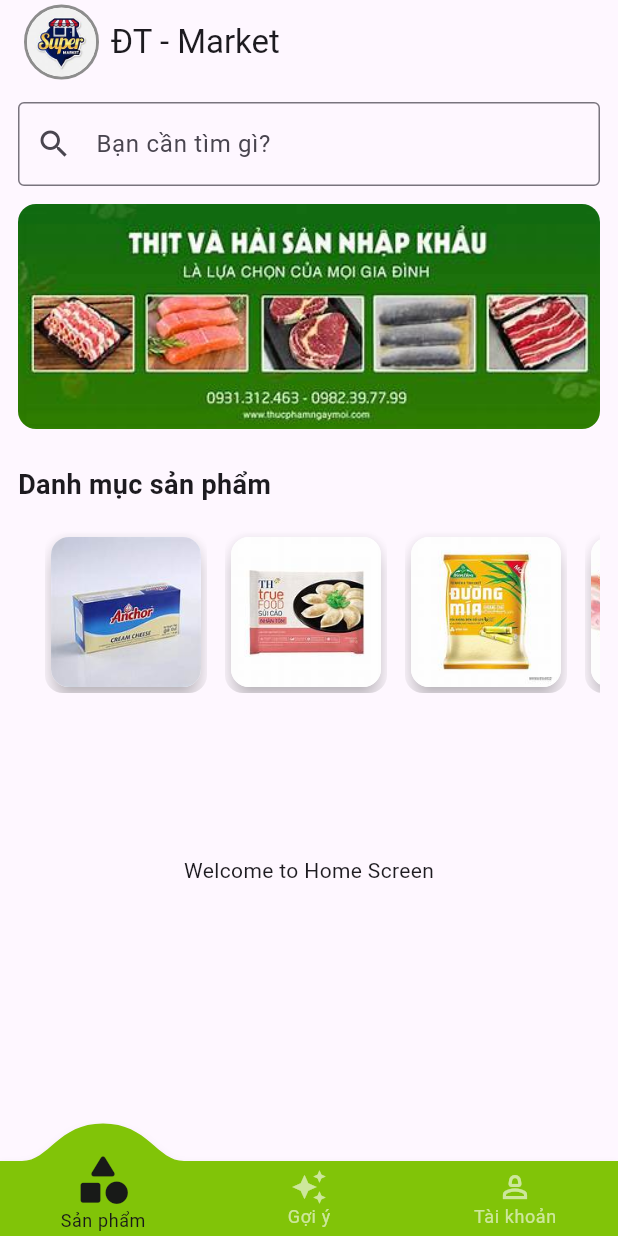
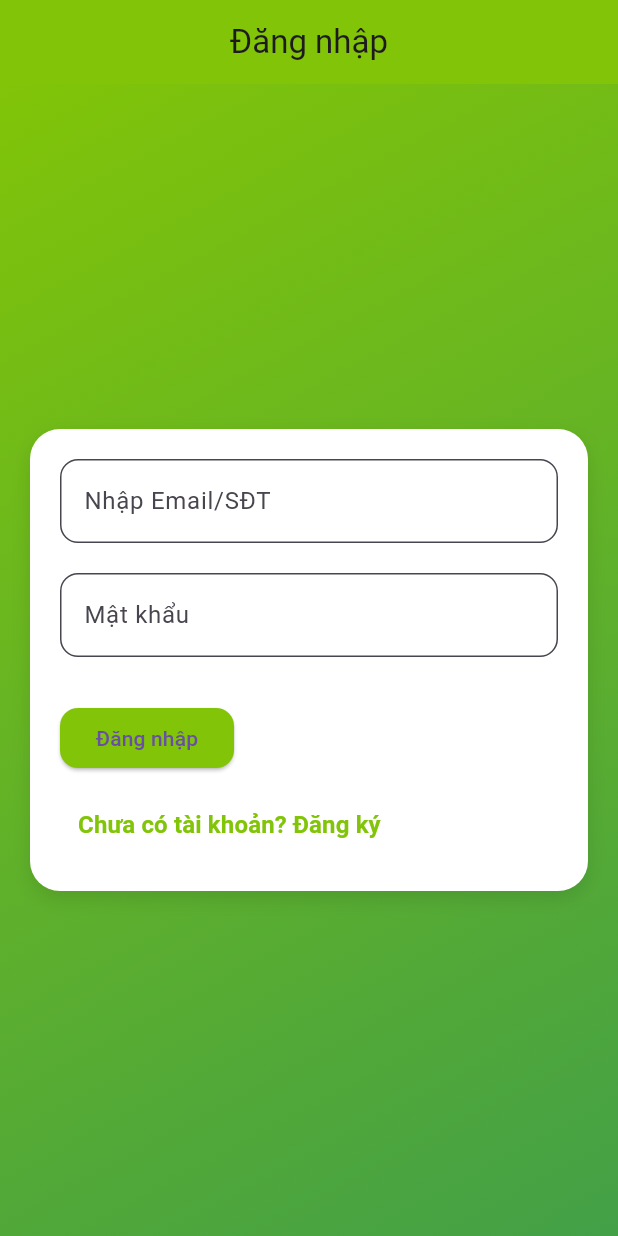
Before and after one commit to Dienhandsome/UI_Flutter, a Flutter app: the screen it shows after launch, on a phone screen of 412 x 824 dp. Run offline on Flutter 3.47's test engine with Material 3 defaults, Android fonts, the phone set to English and light mode, and no system bars; drawn by our look-alikes of convex_bottom_bar.

Commit message:
sap xong

```diff
--- a/real/lib/main.dart
+++ b/real/lib/main.dart
@@ -1,8 +1,8 @@
 // ignore_for_file: prefer_const_constructors
 
 import 'package:flutter/material.dart';
-import 'package:real/screen/custom_bottom_bar.dart';
-
+import 'package:real/screen/DangNhap.dart';
+import 'package:real/screen/dangky.dart';
 
 void main() {
   runApp(const MainApp());
@@ -13,10 +13,9 @@ class MainApp extends StatelessWidget {
 
   @override
   Widget build(BuildContext context) {
-    return  MaterialApp(
+    return MaterialApp(
       debugShowCheckedModeBanner: false,
-      home: CustomBottomBar(
-      ),
+      home: SignIn(),
     );
   }
 }
--- a/real/lib/screen/custom_bottom_bar.dart
+++ b/real/lib/screen/custom_bottom_bar.dart
@@ -2,6 +2,7 @@
 
 import 'package:flutter/material.dart';
 import 'package:convex_bottom_bar/convex_bottom_bar.dart';
+import 'package:real/screen/DangNhap.dart';
 import 'package:real/screen/ShipingAddress.dart';
 import 'package:real/screen/dangky.dart';
 import 'package:real/screen/editProfileScreen.dart';
@@ -52,13 +53,14 @@ class _CustomBottomBarState extends State<CustomBottomBar> {
         email: '',
         sdt: '',
       ), // Màn hình Profile
-      LoginRegistrationScreen(),
+      SignUpForm(),
       ShippingAddressScreen(),
       quenmatkhau(),
       EditProfileScreen(
         hoTen: '',
         sdt: '',
       ),
+      SignIn(),
     ];
   }
 
--- /dev/null
+++ b/real/lib/screen/dangnhap.dart
@@ -0,0 +1,149 @@
+import 'package:flutter/material.dart';
+import 'custom_bottom_bar.dart'; // Đảm bảo bạn đã import đúng màn hình CustomBottomBar
+import 'dangky.dart'; // Đảm bảo bạn đã import đúng lớp DangKy
+
+class SignIn extends StatefulWidget {
+  @override
+  _SignInState createState() => _SignInState();
+}
+
+class _SignInState extends State<SignIn> {
+  final _formKey = GlobalKey<FormState>();
+  final TextEditingController _emailController = TextEditingController();
+  final TextEditingController _passwordController = TextEditingController();
+
+  @override
+  Widget build(BuildContext context) {
+    return Scaffold(
+      appBar: AppBar(
+        title: Center(child: Text('Đăng nhập')),
+        backgroundColor: Color(0xFF81C408),
+      ),
+      body: Container(
+        decoration: BoxDecoration(
+          gradient: LinearGradient(
+            colors: [Color(0xFF81C408), Colors.green.shade600],
+            begin: Alignment.topLeft,
+            end: Alignment.bottomRight,
+          ),
+        ),
+        padding: EdgeInsets.all(20),
+        child: Center(
+          child: SingleChildScrollView(
+            child: Column(
+              children: <Widget>[
+                Container(
+                  padding: EdgeInsets.all(20),
+                  decoration: BoxDecoration(
+                    color: Colors.white,
+                    borderRadius: BorderRadius.circular(20),
+                    boxShadow: [
+                      BoxShadow(
+                        color: Colors.black.withOpacity(0.1),
+                        blurRadius: 10,
+                        offset: Offset(0, 5),
+                      ),
+                    ],
+                  ),
+                  width: double.infinity,
+                  child: Form(
+                    key: _formKey,
+                    child: Column(
+                      crossAxisAlignment: CrossAxisAlignment.start,
+                      children: <Widget>[
+                        TextFormField(
+                          controller: _emailController,
+                          decoration: InputDecoration(
+                            labelText: 'Nhập Email/SĐT',
+                            filled: true,
+                            fillColor: Colors.white,
+                            border: OutlineInputBorder(
+                              borderSide: BorderSide(
+                                color: Color(0xFF81C408),
+                                width: 2,
+                              ),
+                              borderRadius: BorderRadius.circular(12),
+                            ),
+                          ),
+                          validator: (value) {
+                            if (value == null || value.isEmpty) {
+                              return 'Vui lòng nhập email hoặc điện thoại';
+                            }
+                            return null;
+                          },
+                        ),
+                        SizedBox(height: 20),
+                        TextFormField(
+                          controller: _passwordController,
+                          obscureText: true,
+                          decoration: InputDecoration(
+                            labelText: 'Mật khẩu',
+                            filled: true,
+                            fillColor: Colors.white,
+                            border: OutlineInputBorder(
+                              borderSide: BorderSide(
+                                color: Color(0xFF81C408),
+                                width: 2,
+                              ),
+                              borderRadius: BorderRadius.circular(12),
+                            ),
+                          ),
+                          validator: (value) {
+                            if (value == null || value.isEmpty) {
+                              return 'Vui lòng nhập mật khẩu';
+                            }
+                            return null;
+                          },
+                        ),
+                        SizedBox(height: 30),
+                        ElevatedButton(
+                          onPressed: () {
+                            if (_formKey.currentState!.validate()) {
+                              // Chuyển tới màn hình CustomBottomBar khi đăng nhập thành công
+                              Navigator.pushReplacement(
+                                context,
+                                MaterialPageRoute(
+                                  builder: (context) => CustomBottomBar(),
+                                ),
+                              );
+                            }
+                          },
+                          child: Text('Đăng nhập'),
+                          style: ElevatedButton.styleFrom(
+                            backgroundColor: Color(0xFF81C408),
+                            shape: RoundedRectangleBorder(
+                              borderRadius: BorderRadius.circular(12),
+                            ),
+                          ),
+                        ),
+                        SizedBox(height: 10),
+                        TextButton(
+                          onPressed: () {
+                            // Chuyển tới màn hình đăng ký
+                            Navigator.push(
+                              context,
+                              MaterialPageRoute(
+                                  builder: (context) => SignUpForm()),
+                            );
+                          },
+                          child: Text(
+                            'Chưa có tài khoản? Đăng ký',
+                            style: TextStyle(
+                              color: Color(0xFF81C408),
+                              fontSize: 16,
+                              fontWeight: FontWeight.bold,
+                            ),
+                          ),
+                        ),
+                      ],
+                    ),
+                  ),
+                ),
+              ],
+            ),
+          ),
+        ),
+      ),
+    );
+  }
+}
--- a/real/lib/screen/quenmatkhau.dart
+++ b/real/lib/screen/quenmatkhau.dart
@@ -105,7 +105,10 @@ class _quenmatkhauState extends State<quenmatkhau> {
                 ),
                 child: Text(
                   'Gửi Yêu Cầu',
-                  style: TextStyle(fontSize: 18, fontWeight: FontWeight.bold),
+                  style: TextStyle(
+                      fontSize: 18,
+                      fontWeight: FontWeight.bold,
+                      color: Colors.white),
                 ),
               ),
               SizedBox(height: 20),
```
Also changed, not shown: real/lib/screen/dangky.dart (+55 -99 lines), real/lib/screen/profile_screen.dart (+20 -1 lines).
